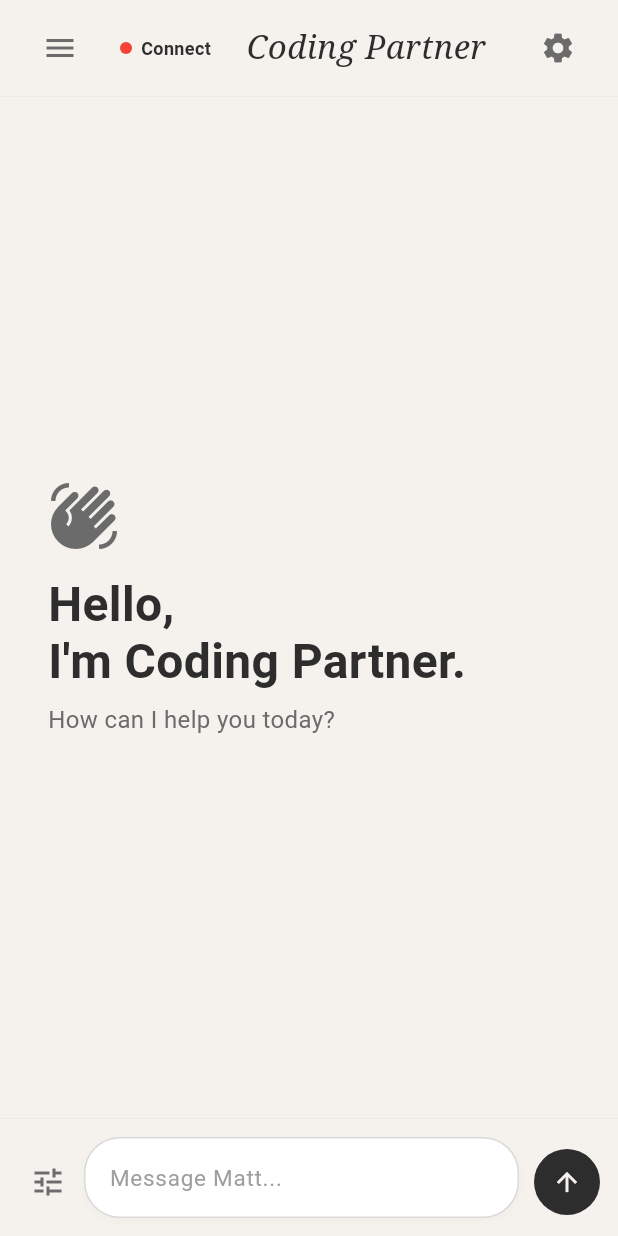
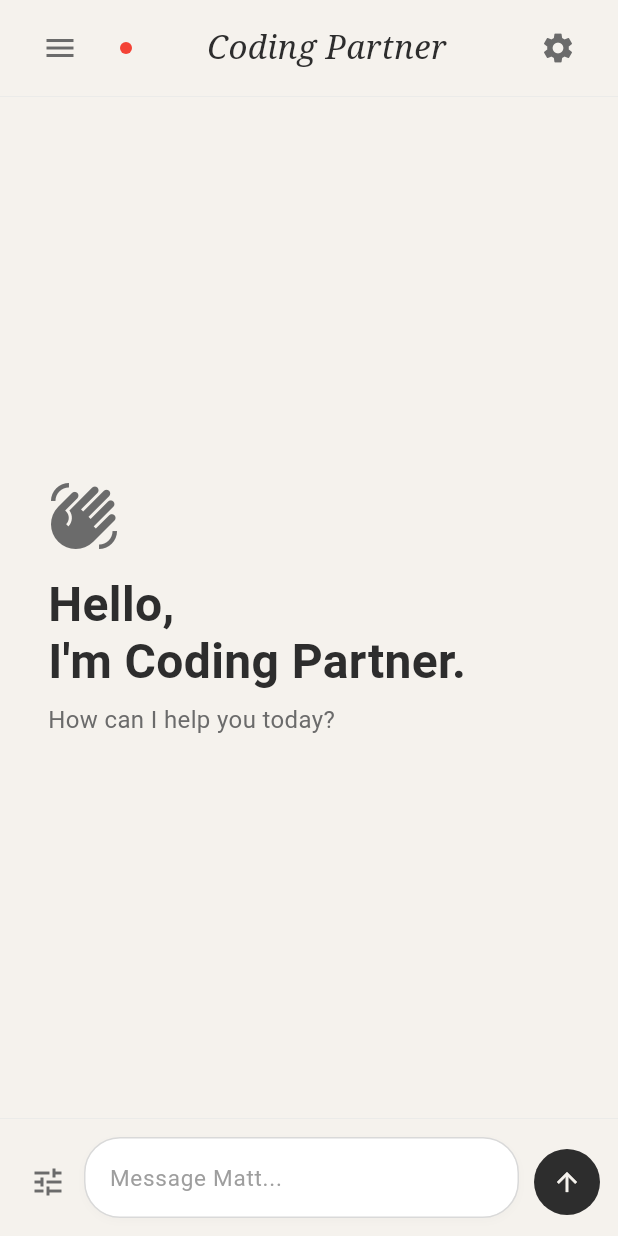
Before and after one commit to adarsh832/Matt, a Flutter app: the ChatScreen screen opened by its route, in the side drawer, after a tap on "New Chat", on a phone screen of 412 x 824 dp. Run offline on Flutter 3.47's test engine with Material 3 defaults, Android fonts, the phone set to English and light mode, and no system bars; our stand-ins replace flutter_markdown, flutter_riverpod, shared_preferences; missing offline and left inert: markdown, mobile_scanner; accounts and stored records are empty.

Commit message:
style: Adjust UI top bar and drawer based on feedback

```diff
--- a/mobile/lib/screens/chat/chat_screen.dart
+++ b/mobile/lib/screens/chat/chat_screen.dart
@@ -204,19 +204,6 @@ class _ChatScreenState extends ConsumerState<ChatScreen> {
                         shape: BoxShape.circle,
                       ),
                     ),
-                    const SizedBox(width: 6),
-                    Text(
-                      ref.watch(connectionStateProvider) ? 'Connected' : 'Connect',
-                      style: TextStyle(
-                        fontSize: 12,
-                        color: ref.watch(connectionStateProvider)
-                            ? AppColors.textSecondary
-                            : AppColors.primary,
-                        fontWeight: ref.watch(connectionStateProvider)
-                            ? FontWeight.normal
-                            : FontWeight.w600,
-                      ),
-                    ),
                   ],
                 ),
               ),
@@ -253,23 +240,6 @@ class _ChatScreenState extends ConsumerState<ChatScreen> {
       child: SafeArea(
         child: Column(
           children: [
-            Padding(
-              padding: const EdgeInsets.all(16.0),
-              child: ElevatedButton.icon(
-                onPressed: () {
-                  ref.read(chatProvider.notifier).startNewChat();
-                  Navigator.pop(context);
-                },
-                icon: const Icon(Icons.add),
-                label: const Text('New Chat'),
-                style: ElevatedButton.styleFrom(
-                  backgroundColor: AppColors.primary,
-                  foregroundColor: AppColors.background,
-                  minimumSize: const Size(double.infinity, 48),
-                ),
-              ),
-            ),
-            const Divider(color: AppColors.divider, height: 1),
             Expanded(
               child: Consumer(
                 builder: (context, ref, child) {
@@ -324,6 +294,23 @@ class _ChatScreenState extends ConsumerState<ChatScreen> {
                     error: (e, _) => Center(child: Text('Error: $e', style: const TextStyle(color: Colors.red))),
                   );
                 },
+              ),
+            ),
+            const Divider(color: AppColors.divider, height: 1),
+            Padding(
+              padding: const EdgeInsets.all(16.0),
+              child: ElevatedButton.icon(
+                onPressed: () {
+                  ref.read(chatProvider.notifier).startNewChat();
+                  Navigator.pop(context);
+                },
+                icon: const Icon(Icons.add),
+                label: const Text('New Chat'),
+                style: ElevatedButton.styleFrom(
+                  backgroundColor: AppColors.primary,
+                  foregroundColor: AppColors.background,
+                  minimumSize: const Size(double.infinity, 48),
+                ),
               ),
             ),
           ],
```
